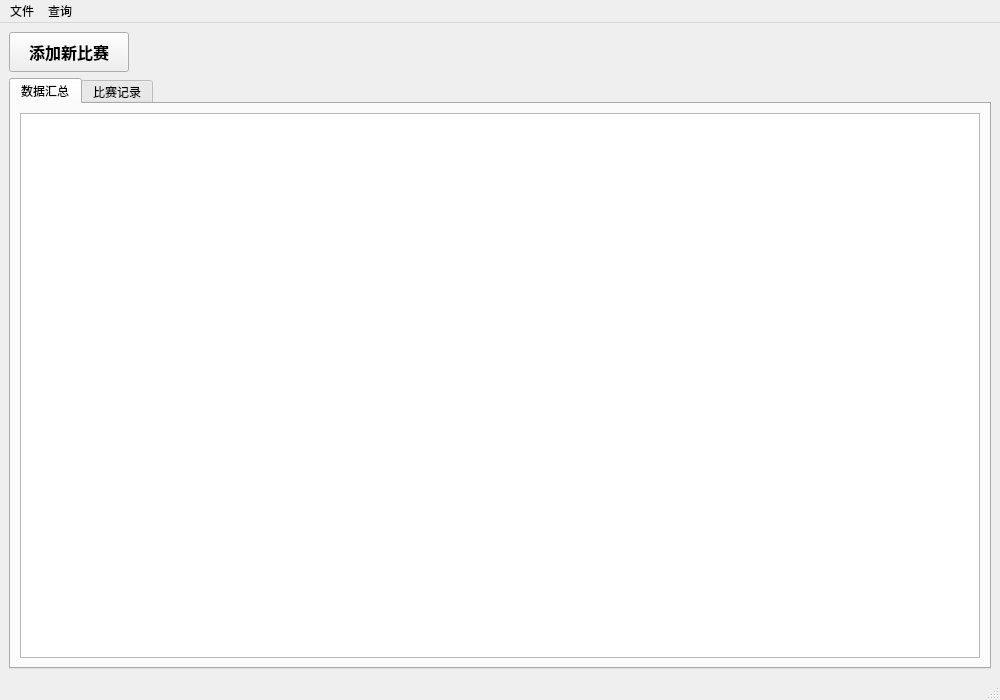
Old version of the form Qtproj0/mainwindow.ui in the repository shenziad/QtBasketball.
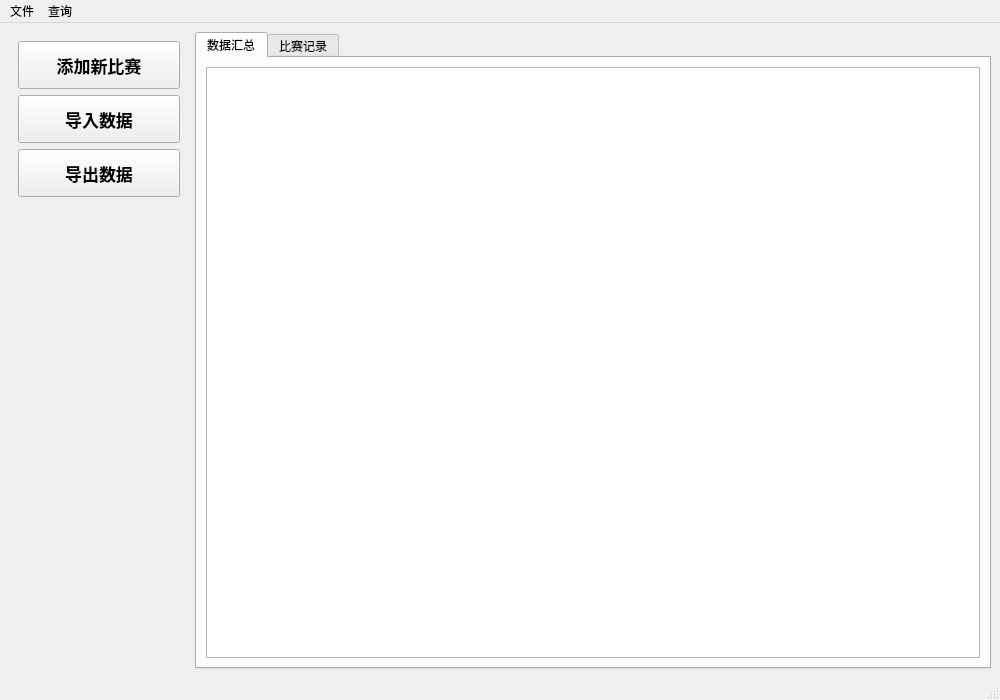
New version of the form. Icons and pictures are not drawn.

Patch:
```diff
--- a/Qtproj0/mainwindow.ui
+++ b/Qtproj0/mainwindow.ui
@@ -14,20 +14,27 @@
    <string>篮球联赛个人技术数据处理系统</string>
   </property>
   <widget class="QWidget" name="centralwidget">
-   <layout class="QVBoxLayout" name="verticalLayout">
+    <layout class="QHBoxLayout" name="mainHorizontalLayout">
     <item>
-     <layout class="QHBoxLayout" name="horizontalLayout">
+      <widget class="QWidget" name="leftPanel">
+        <property name="minimumSize">
+         <size>
+          <width>180</width>
+          <height>0</height>
+         </size>
+        </property>
+        <layout class="QVBoxLayout" name="leftButtonLayout">
       <item>
        <widget class="QPushButton" name="newGameButton">
         <property name="minimumSize">
          <size>
-          <width>120</width>
-          <height>40</height>
+              <width>140</width>
+              <height>48</height>
          </size>
         </property>
         <property name="font">
          <font>
-          <pointsize>12</pointsize>
+              <pointsize>13</pointsize>
           <bold>true</bold>
          </font>
         </property>
@@ -40,19 +47,64 @@
        </widget>
       </item>
       <item>
-       <spacer name="horizontalSpacer">
+          <widget class="QPushButton" name="importDataButton">
+            <property name="minimumSize">
+             <size>
+              <width>140</width>
+              <height>48</height>
+             </size>
+            </property>
+            <property name="font">
+             <font>
+              <pointsize>13</pointsize>
+              <bold>true</bold>
+             </font>
+            </property>
+            <property name="text">
+             <string>导入数据</string>
+            </property>
+            <property name="objectName">
+             <string>btnGray</string>
+            </property>
+          </widget>
+         </item>
+         <item>
+          <widget class="QPushButton" name="exportDataButton">
+            <property name="minimumSize">
+             <size>
+              <width>140</width>
+              <height>48</height>
+             </size>
+            </property>
+            <property name="font">
+             <font>
+              <pointsize>13</pointsize>
+              <bold>true</bold>
+             </font>
+            </property>
+            <property name="text">
+             <string>导出数据</string>
+            </property>
+            <property name="objectName">
+             <string>btnGreen</string>
+            </property>
+          </widget>
+         </item>
+         <item>
+          <spacer name="verticalSpacer">
         <property name="orientation">
-         <enum>Qt::Horizontal</enum>
+             <enum>Qt::Vertical</enum>
         </property>
         <property name="sizeHint" stdset="0">
          <size>
-          <width>40</width>
-          <height>20</height>
+              <width>20</width>
+              <height>40</height>
          </size>
         </property>
        </spacer>
       </item>
      </layout>
+      </widget>
     </item>
     <item>
      <widget class="QTabWidget" name="tabWidget">
```
Left out of the diff: 4 changed lines with no effect on the pictures. Lines whose indentation alone changed are shown as unchanged.
